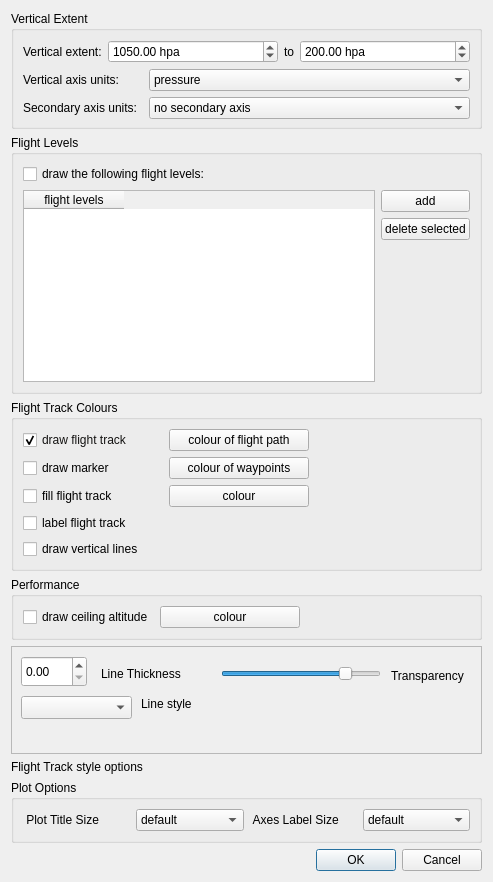
This is mslib/msui/ui/ui_sideview_options.ui in Open-MSS/MSS as Qt 5 draws it before an edit. The edited form follows.
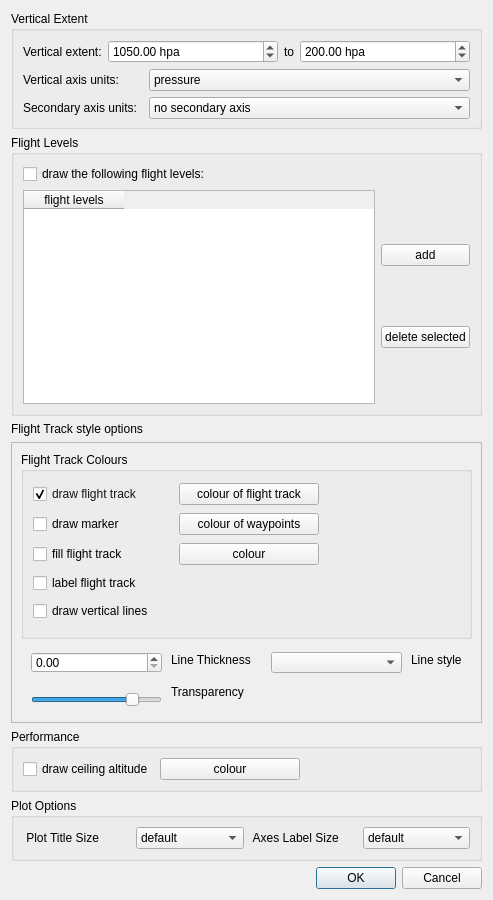
This is the edited form.

Commit message: ATQ feedback change UI

What changed in the file:
```diff
--- a/mslib/msui/ui/ui_sideview_options.ui
+++ b/mslib/msui/ui/ui_sideview_options.ui
@@ -7,7 +7,7 @@
     <x>0</x>
     <y>0</y>
     <width>493</width>
-    <height>882</height>
+    <height>900</height>
    </rect>
   </property>
   <property name="windowTitle">
@@ -213,28 +213,95 @@
             </property>
            </widget>
           </item>
+         </layout>
+        </item>
+       </layout>
+      </item>
+     </layout>
+    </widget>
+   </item>
           <item>
-           <spacer name="verticalSpacer">
+    <widget class="QLabel" name="label_6">
+     <property name="text">
+      <string>Flight Track style options</string>
+     </property>
+    </widget>
+   </item>
+   <item>
+    <widget class="QFrame" name="frame">
+     <property name="sizePolicy">
+      <sizepolicy hsizetype="Preferred" vsizetype="Expanding">
+       <horstretch>0</horstretch>
+       <verstretch>0</verstretch>
+      </sizepolicy>
+     </property>
+     <property name="frameShape">
+      <enum>QFrame::StyledPanel</enum>
+     </property>
+     <property name="frameShadow">
+      <enum>QFrame::Raised</enum>
+     </property>
+     <widget class="QLabel" name="label_8">
+      <property name="geometry">
+       <rect>
+        <x>160</x>
+        <y>210</y>
+        <width>101</width>
+        <height>16</height>
+       </rect>
+      </property>
+      <property name="text">
+       <string>Line Thickness</string>
+      </property>
+     </widget>
+     <widget class="QSlider" name="hsTransparencyControl">
+      <property name="geometry">
+       <rect>
+        <x>20</x>
+        <y>250</y>
+        <width>131</width>
+        <height>16</height>
+       </rect>
+      </property>
+      <property name="value">
+       <number>80</number>
+      </property>
             <property name="orientation">
-             <enum>Qt::Vertical</enum>
-            </property>
-            <property name="sizeHint" stdset="0">
-             <size>
-              <width>20</width>
-              <height>40</height>
-             </size>
-            </property>
-           </spacer>
-          </item>
-         </layout>
-        </item>
-       </layout>
-      </item>
-     </layout>
-    </widget>
-   </item>
-   <item>
+       <enum>Qt::Horizontal</enum>
+      </property>
+     </widget>
+     <widget class="QLabel" name="label_10">
+      <property name="geometry">
+       <rect>
+        <x>160</x>
+        <y>240</y>
+        <width>81</width>
+        <height>20</height>
+       </rect>
+      </property>
+      <property name="text">
+       <string>Transparency</string>
+      </property>
+     </widget>
+     <widget class="QDoubleSpinBox" name="sbLineThickness">
+      <property name="geometry">
+       <rect>
+        <x>20</x>
+        <y>210</y>
+        <width>131</width>
+        <height>21</height>
+       </rect>
+      </property>
+     </widget>
     <widget class="QGroupBox" name="groupBox_3">
+      <property name="geometry">
+       <rect>
+        <x>10</x>
+        <y>10</y>
+        <width>451</width>
+        <height>187</height>
+       </rect>
+      </property>
      <property name="title">
       <string>Flight Track Colours</string>
      </property>
@@ -339,7 +406,7 @@
            </size>
           </property>
           <property name="text">
-           <string>colour of flight path</string>
+            <string>colour of flight track</string>
           </property>
          </widget>
         </item>
@@ -483,6 +550,30 @@
       </item>
      </layout>
     </widget>
+     <widget class="QComboBox" name="cbLineStyle">
+      <property name="geometry">
+       <rect>
+        <x>260</x>
+        <y>210</y>
+        <width>131</width>
+        <height>21</height>
+       </rect>
+      </property>
+     </widget>
+     <widget class="QLabel" name="label_9">
+      <property name="geometry">
+       <rect>
+        <x>400</x>
+        <y>210</y>
+        <width>61</width>
+        <height>16</height>
+       </rect>
+      </property>
+      <property name="text">
+       <string>Line style</string>
+      </property>
+     </widget>
+    </widget>
    </item>
    <item>
     <widget class="QGroupBox" name="groupBox_4">
@@ -530,104 +621,6 @@
      </layout>
     </widget>
    </item>
-   <item>
-    <widget class="QFrame" name="frame">
-     <property name="sizePolicy">
-      <sizepolicy hsizetype="Preferred" vsizetype="Expanding">
-       <horstretch>0</horstretch>
-       <verstretch>0</verstretch>
-      </sizepolicy>
-     </property>
-     <property name="frameShape">
-      <enum>QFrame::StyledPanel</enum>
-     </property>
-     <property name="frameShadow">
-      <enum>QFrame::Raised</enum>
-     </property>
-     <widget class="QLabel" name="label_8">
-      <property name="geometry">
-       <rect>
-        <x>90</x>
-        <y>20</y>
-        <width>101</width>
-        <height>16</height>
-       </rect>
-      </property>
-      <property name="text">
-       <string>Line Thickness</string>
-      </property>
-     </widget>
-     <widget class="QComboBox" name="cbLineStyle">
-      <property name="geometry">
-       <rect>
-        <x>10</x>
-        <y>50</y>
-        <width>111</width>
-        <height>23</height>
-       </rect>
-      </property>
-     </widget>
-     <widget class="QLabel" name="label_9">
-      <property name="geometry">
-       <rect>
-        <x>130</x>
-        <y>50</y>
-        <width>71</width>
-        <height>16</height>
-       </rect>
-      </property>
-      <property name="text">
-       <string>Line style</string>
-      </property>
-     </widget>
-     <widget class="QSlider" name="hsTransparencyControl">
-      <property name="geometry">
-       <rect>
-        <x>210</x>
-        <y>20</y>
-        <width>160</width>
-        <height>16</height>
-       </rect>
-      </property>
-      <property name="value">
-       <number>80</number>
-      </property>
-      <property name="orientation">
-       <enum>Qt::Horizontal</enum>
-      </property>
-     </widget>
-     <widget class="QLabel" name="label_10">
-      <property name="geometry">
-       <rect>
-        <x>380</x>
-        <y>20</y>
-        <width>81</width>
-        <height>20</height>
-       </rect>
-      </property>
-      <property name="text">
-       <string>Transparency</string>
-      </property>
-     </widget>
-     <widget class="QDoubleSpinBox" name="sbLineThickness">
-      <property name="geometry">
-       <rect>
-        <x>10</x>
-        <y>10</y>
-        <width>66</width>
-        <height>31</height>
-       </rect>
-      </property>
-     </widget>
-    </widget>
-   </item>
-   <item>
-    <widget class="QLabel" name="label_6">
-     <property name="text">
-      <string>Flight Track style options</string>
-     </property>
-    </widget>
-   </item>
    <item>
     <widget class="QGroupBox" name="groupBox_5">
      <property name="title">
```
Lines whose indentation alone changed are shown as unchanged. The commit also changes 3 other files.
